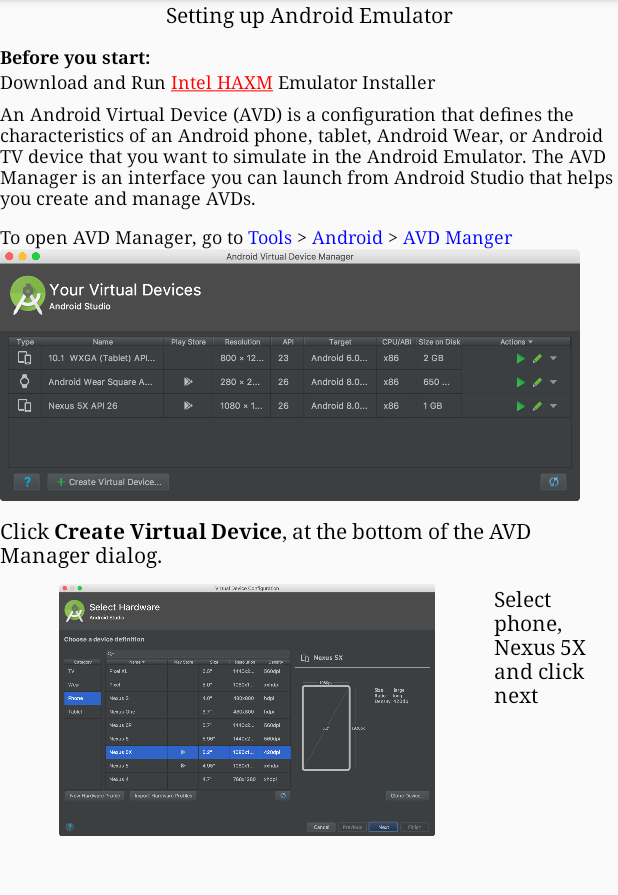
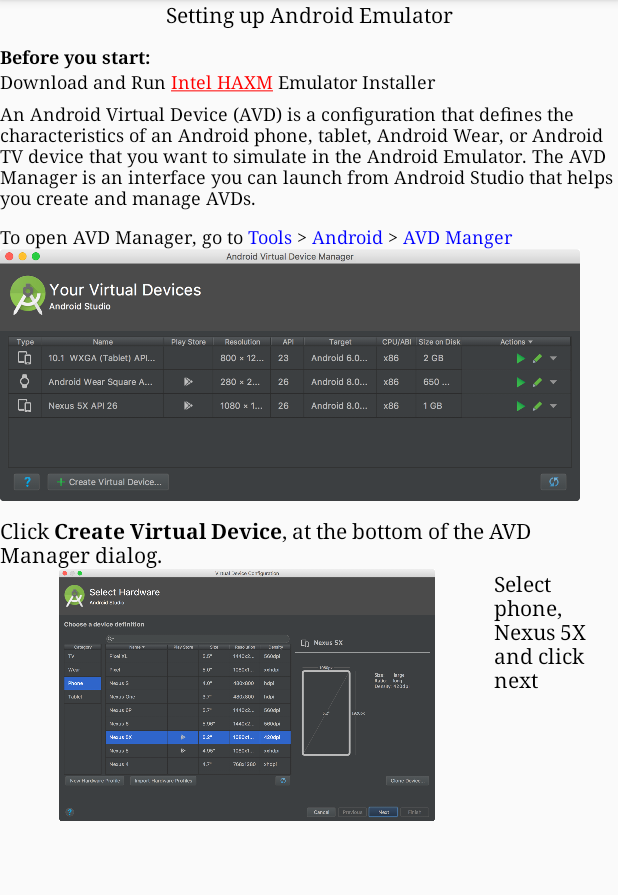
Before and after one commit to yxsoong/IS3261-Project, an Android app: the fragment AndroidEmulatorTab1 shown on its own in the app's theme, on a phone screen of 412 x 824 dp, the part 84-979 px from its top. Run offline under Robolectric (Android 15) with nearby library versions, the phone set to English and light mode, and no system bars.

```diff
--- a/AndroidAcademy/app/src/main/AndroidManifest.xml
+++ b/AndroidAcademy/app/src/main/AndroidManifest.xml
@@ -7,6 +7,7 @@
         android:icon="@mipmap/ic_launcher"
         android:label="@string/app_name"
         android:roundIcon="@mipmap/ic_launcher_round"
+        android:largeHeap="true"
         android:supportsRtl="true"
         android:theme="@style/AppTheme">
         <activity android:name=".MainActivity" android:screenOrientation="portrait">
--- a/AndroidAcademy/app/src/main/res/layout/fragment_android_emulator_tab1.xml
+++ b/AndroidAcademy/app/src/main/res/layout/fragment_android_emulator_tab1.xml
@@ -81,33 +81,25 @@
         android:textAllCaps="false"
         android:textColor="@color/black"/>
 
-    <Space
+    <TableLayout
         android:layout_width="match_parent"
-        android:layout_height="10dp" />
-
-    <LinearLayout
-        android:layout_width="match_parent"
-        android:layout_height="wrap_content">
-
+        android:layout_height="match_parent">
+        <TableRow>
             <ImageView
                 android:layout_width="0dp"
                 android:layout_height="168dp"
                 android:layout_weight="4"
                 android:scaleType="fitCenter"
                 android:src="@drawable/avdmangerselectdevice" />
-
-        <LinearLayout
+            <TextView
                 android:layout_width="0dp"
-            android:layout_height="match_parent"
-            android:layout_weight="1">
-            <TextView
-                android:layout_width="wrap_content"
-                android:layout_height="match_parent"
+                android:layout_height="wrap_content"
+                android:layout_weight="1"
                 android:fontFamily="serif"
                 android:textColor="@color/black"
                 android:text="Select phone, Nexus 5X and click next"/>
-        </LinearLayout>
-    </LinearLayout>
+        </TableRow>
+    </TableLayout>
 
 
 </LinearLayout>
```
Also changed, not shown: AndroidAcademy/app/src/main/res/layout/activity_linear_layout.xml (+7 -2 lines), AndroidAcademy/app/src/main/res/layout/fragment_android_emulator_tab2.xml (+7 -8 lines), AndroidAcademy/app/src/main/res/layout/fragment_android_emulator_tab3.xml (+0 -7 lines), AndroidAcademy/app/src/main/res/layout/fragment_create_project_tab1.xml (+15 -14 lines), AndroidAcademy/app/src/main/res/layout/fragment_create_project_tab2.xml (+15 -10 lines), AndroidAcademy/app/src/main/res/layout/fragment_create_project_tab3.xml (+13 -11 lines). Lines whose indentation alone changed are shown as unchanged.
